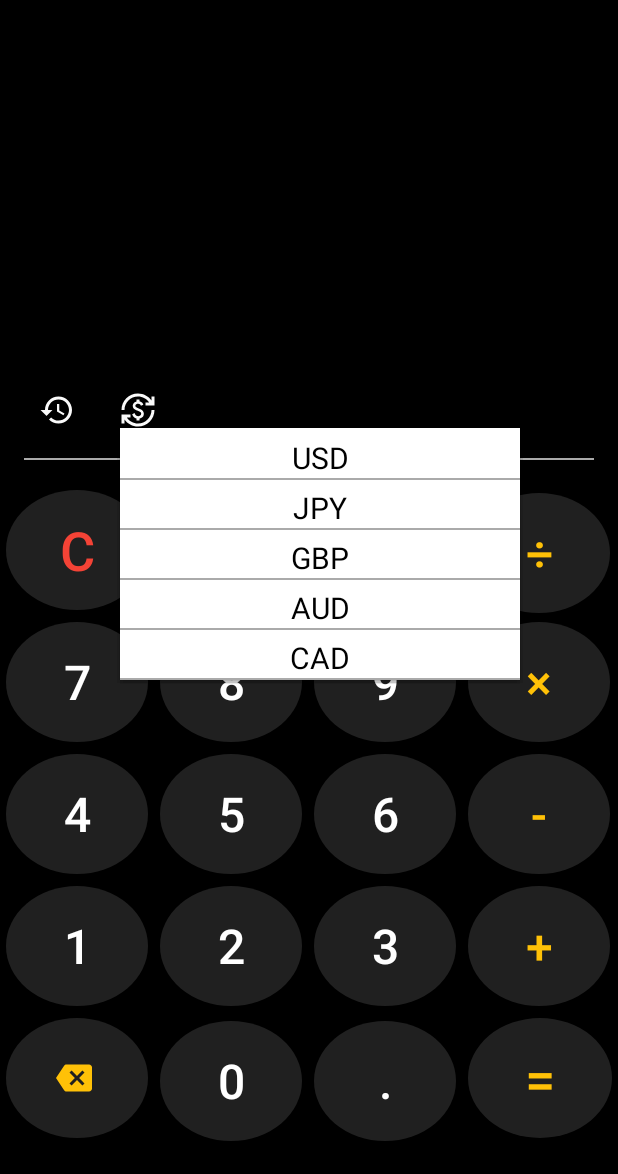
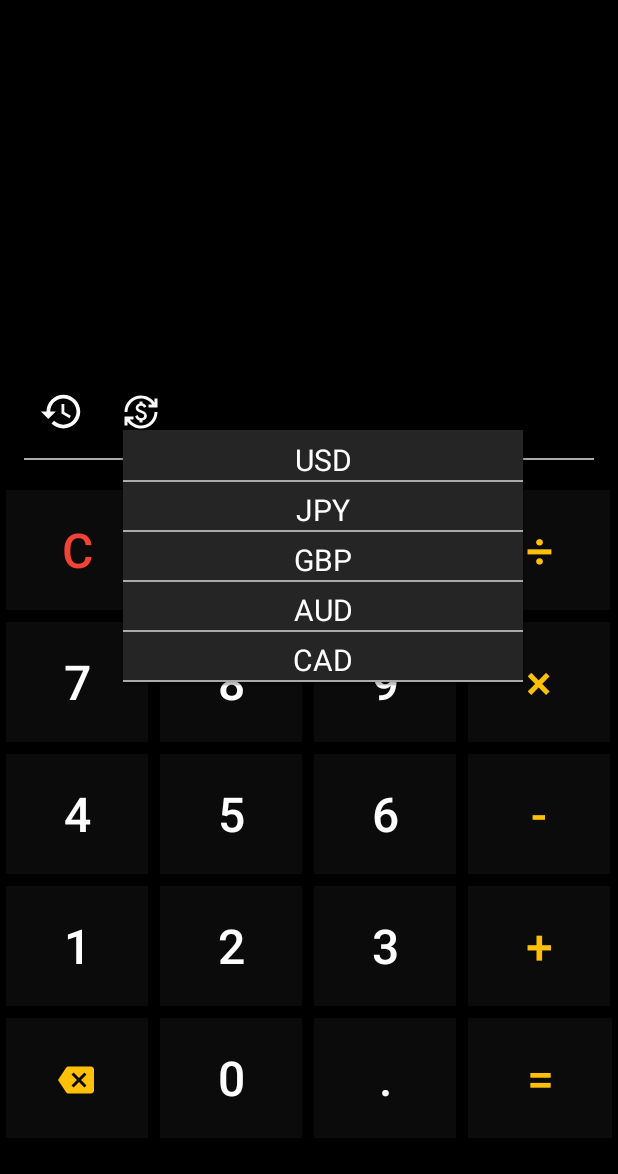
Before and after one commit to loukasg1993/Calculator, an Android app: the screen it shows after launch (MainActivity), after a tap on an icon or button, on a phone screen of 412 x 824 dp, the part 62-1236 px from its top. Run offline under Robolectric (Android 15) with nearby library versions, the light colour scheme and no system bars.

Commit message:
UI changes and bug fixes

```diff
--- a/app/src/main/java/com/desquared/calculator/presentation/main/MainViewModel.kt
+++ b/app/src/main/java/com/desquared/calculator/presentation/main/MainViewModel.kt
@@ -11,6 +11,7 @@ import kotlinx.coroutines.launch
 
 class MainViewModel(private val repository: Repository) : ViewModel() {
     private val _conversionResult = MutableLiveData<ConversionResponse>()
+    private val accessKey = "994c230f3d40de390f38c43c309eeb36"
     val conversionResult: LiveData<ConversionResponse>
     get() = _conversionResult
 
@@ -21,12 +22,12 @@ class MainViewModel(private val repository: Repository) : ViewModel() {
    fun fetchConversionResult(currency: String){
        viewModelScope.launch {
            try {
-               val response = repository.convertCurrency("994c230f3d40de390f38c43c309eeb36")
+               val response = repository.convertCurrency(accessKey)
                response.currency = currency
                _conversionResult.postValue(response)
            }
            catch (e: Exception) {
-               _errorMessage.value = e.message
+               _errorMessage.postValue(e.message)
            }
        }
     }
--- a/app/src/main/res/drawable/circle_button_background.xml
+++ b/app/src/main/res/drawable/circle_button_background.xml
@@ -1,10 +1,10 @@
 <?xml version="1.0" encoding="utf-8"?>
 <shape
     xmlns:android="http://schemas.android.com/apk/res/android"
-    android:shape="oval">
+    android:shape="rectangle">
 
     <solid
-        android:color="#202020"/>
+        android:color="#0B0B0B"/>
 
     <size
         android:width="80dp"
--- a/app/src/main/res/drawable/ic_backspace.xml
+++ b/app/src/main/res/drawable/ic_backspace.xml
@@ -1,5 +1,5 @@
-<vector android:autoMirrored="true" android:height="24dp"
-    android:tint="@color/orange" android:viewportHeight="24"
-    android:viewportWidth="28" android:width="28dp" xmlns:android="http://schemas.android.com/apk/res/android">
+<vector android:autoMirrored="true" android:height="22dp"
+    android:tint="@color/orange" android:viewportHeight="22"
+    android:viewportWidth="26" android:width="26dp" xmlns:android="http://schemas.android.com/apk/res/android">
     <path android:fillColor="@android:color/white" android:pathData="M22,3L7,3c-0.69,0 -1.23,0.35 -1.59,0.88L0,12l5.41,8.11c0.36,0.53 0.9,0.89 1.59,0.89h15c1.1,0 2,-0.9 2,-2L24,5c0,-1.1 -0.9,-2 -2,-2zM19,15.59L17.59,17 14,13.41 10.41,17 9,15.59 12.59,12 9,8.41 10.41,7 14,10.59 17.59,7 19,8.41 15.41,12 19,15.59z"/>
 </vector>
--- a/app/src/main/res/drawable/ic_history.xml
+++ b/app/src/main/res/drawable/ic_history.xml
@@ -1,5 +1,5 @@
-<vector android:height="28dp" android:tint="#FAFAFA"
-    android:viewportHeight="28" android:viewportWidth="28"
-    android:width="28dp" xmlns:android="http://schemas.android.com/apk/res/android">
+<vector android:height="30dp" android:tint="#FAFAFA"
+    android:viewportHeight="24" android:viewportWidth="24"
+    android:width="30dp" xmlns:android="http://schemas.android.com/apk/res/android">
     <path android:fillColor="@android:color/white" android:pathData="M13,3c-4.97,0 -9,4.03 -9,9L1,12l3.89,3.89 0.07,0.14L9,12L6,12c0,-3.87 3.13,-7 7,-7s7,3.13 7,7 -3.13,7 -7,7c-1.93,0 -3.68,-0.79 -4.94,-2.06l-1.42,1.42C8.27,19.99 10.51,21 13,21c4.97,0 9,-4.03 9,-9s-4.03,-9 -9,-9zM12,8v5l4.28,2.54 0.72,-1.21 -3.5,-2.08L13.5,8L12,8z"/>
 </vector>
--- a/app/src/main/res/layout/activity_main.xml
+++ b/app/src/main/res/layout/activity_main.xml
@@ -59,6 +59,7 @@
             android:layout_width="wrap_content"
             android:layout_height="wrap_content"
             android:layout_gravity="start"
+            android:paddingTop="3dp"
             android:layout_marginStart="26dp"
             android:src="@drawable/ic_currency_exchange" />
     </LinearLayout>
@@ -89,7 +90,7 @@
                     android:background="@drawable/circle_button_background"
                     android:text="C"
                     android:textColor="@color/red"
-                    android:textSize="36sp" />
+                    android:textSize="32sp" />
 
                 <androidx.appcompat.widget.AppCompatButton
                     android:id="@+id/button_bracket"
@@ -295,7 +296,7 @@
                     android:background="@drawable/circle_button_background"
                     android:text="="
                     android:textColor="@color/orange"
-                    android:textSize="36sp" />
+                    android:textSize="32sp" />
 
             </TableRow>
         </TableLayout>
--- a/app/src/main/res/layout/currency_pop_up.xml
+++ b/app/src/main/res/layout/currency_pop_up.xml
@@ -2,7 +2,7 @@
 <androidx.constraintlayout.widget.ConstraintLayout xmlns:android="http://schemas.android.com/apk/res/android"
     android:layout_width="50dp"
     android:layout_height="wrap_content"
-    android:background="@color/white"
+    android:background="@color/gray"
     xmlns:app="http://schemas.android.com/apk/res-auto">
 
     <TextView
@@ -11,7 +11,7 @@
         android:layout_height="wrap_content"
         app:layout_constraintStart_toStartOf="parent"
         app:layout_constraintEnd_toEndOf="parent"
-        android:textColor="@color/black"
+        android:textColor="@color/white"
         android:layout_margin="6dp"
         app:layout_constraintTop_toTopOf="parent"
         android:textSize="20sp"
@@ -27,7 +27,7 @@
         android:id="@+id/jpyCurrency"
         android:layout_width="wrap_content"
         android:layout_height="wrap_content"
-        android:textColor="@color/black"
+        android:textColor="@color/white"
         android:layout_margin="6dp"
         app:layout_constraintStart_toStartOf="parent"
         app:layout_constraintEnd_toEndOf="parent"
@@ -45,7 +45,7 @@
         android:id="@+id/gbpCurrency"
         android:layout_width="wrap_content"
         android:layout_height="wrap_content"
-        android:textColor="@color/black"
+        android:textColor="@color/white"
         android:layout_margin="6dp"
         app:layout_constraintStart_toStartOf="parent"
         app:layout_constraintEnd_toEndOf="parent"
@@ -63,7 +63,7 @@
         android:id="@+id/audCurrency"
         android:layout_width="wrap_content"
         android:layout_height="wrap_content"
-        android:textColor="@color/black"
+        android:textColor="@color/white"
         android:layout_margin="6dp"
         app:layout_constraintStart_toStartOf="parent"
         app:layout_constraintEnd_toEndOf="parent"
@@ -81,7 +81,7 @@
         android:id="@+id/cadCurrency"
         android:layout_width="wrap_content"
         android:layout_height="wrap_content"
-        android:textColor="@color/black"
+        android:textColor="@color/white"
         android:layout_margin="6dp"
         app:layout_constraintStart_toStartOf="parent"
         app:layout_constraintEnd_toEndOf="parent"
--- a/app/src/main/res/values/colors.xml
+++ b/app/src/main/res/values/colors.xml
@@ -11,5 +11,5 @@
     <color name="green">#4CAF50</color>
     <color name="blue">#2A85CD</color>
     <color name="orange">#FFC107</color>
-    <color name="gray">#FFC107</color>
+    <color name="gray">#252525</color>
 </resources>
```
Also changed, not shown: app/src/main/java/com/desquared/calculator/presentation/main/MainActivity.kt (+35 -18 lines), 2 other files.
